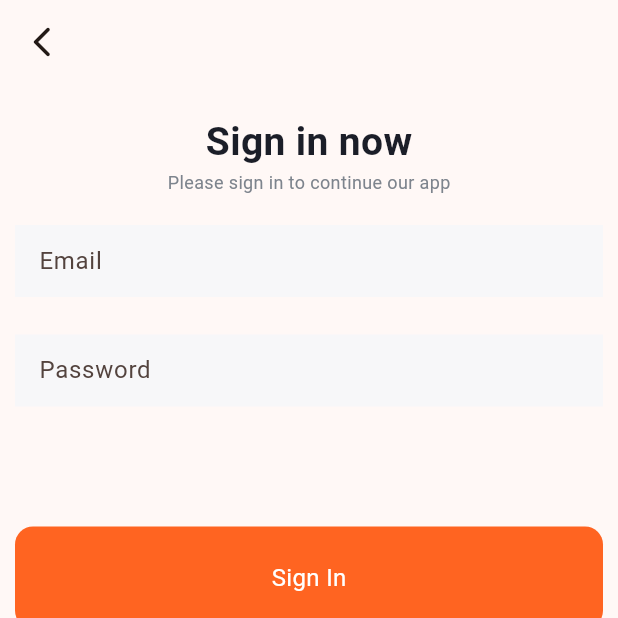
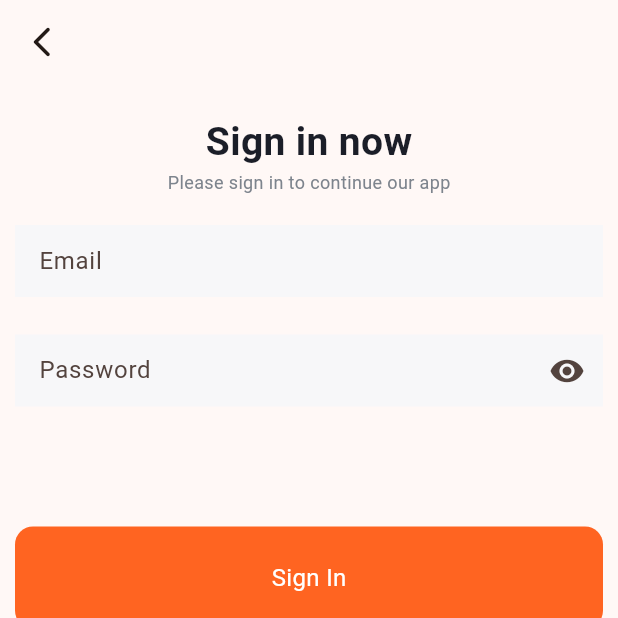
Before and after one commit to NanhNguyen/tourista_app_namanh, a Flutter app: the screen it shows after launch, after a tap on "Skip", on a phone screen of 412 x 824 dp, the top half of it. Run offline on Flutter 3.47's test engine with Material 3 defaults, Android fonts, the light colour scheme and no system bars; our stand-ins replace cached_network_image, dotted_border, firebase_auth, firebase_core, firebase_database, google_maps_flutter and 3 more; accounts and stored records are empty; network calls fail.

Commit message:
com 18/2/2025

```diff
--- a/lib/firebase/firebase_authentication.dart
+++ b/lib/firebase/firebase_authentication.dart
@@ -10,9 +10,11 @@ class FirebaseAuthenticationService {
     try {
       await firebaseAuthentication.signInWithEmailAndPassword(
           email: email, password: password);
+      return true;
     } catch (e) {
       ScaffoldMessenger.of(context).showSnackBar(SnackBar(
           content: Text('Invalid User or Password. Please try again... $e')));
+      return false;
     }
   }
 
--- /dev/null
+++ b/lib/riverpod/sign_in_notifier.dart
@@ -0,0 +1,14 @@
+import 'package:hooks_riverpod/hooks_riverpod.dart';
+import 'package:tourista_app/riverpod/sign_in_state.dart';
+
+class SignInNotifier extends StateNotifier<SignInState> {
+  SignInNotifier() : super(const SignInState());
+  void togglePassword() {
+    state = state.copyWith(showPassword: !state.showPassword);
+  }
+}
+
+final signInStateNotifierProvider =
+    StateNotifierProvider<SignInNotifier, SignInState>((ref) {
+  return SignInNotifier();
+});
--- a/lib/screens/intro_children_screens/page1.dart
+++ b/lib/screens/intro_children_screens/page1.dart
@@ -1,5 +1,6 @@
 import 'dart:ui';
 
+import 'package:cached_network_image/cached_network_image.dart';
 import 'package:flutter/material.dart';
 import 'package:tourista_app/screens/login_screen.dart';
 
--- a/lib/screens/login_screen.dart
+++ b/lib/screens/login_screen.dart
@@ -1,16 +1,18 @@
 import 'package:flutter/material.dart';
+import 'package:hooks_riverpod/hooks_riverpod.dart';
 import 'package:tourista_app/firebase/firebase_authentication.dart';
+import 'package:tourista_app/riverpod/sign_in_notifier.dart';
 import 'package:tourista_app/screens/dashboard_screen.dart';
 import 'package:tourista_app/screens/sign_up_screen.dart';
 
-class LoginScreen extends StatefulWidget {
+class LoginScreen extends ConsumerStatefulWidget {
   const LoginScreen({super.key});
 
   @override
-  State<LoginScreen> createState() => _LoginScreenState();
+  ConsumerState<LoginScreen> createState() => _LoginScreenState();
 }
 
-class _LoginScreenState extends State<LoginScreen> {
+class _LoginScreenState extends ConsumerState<LoginScreen> {
   TextEditingController emailEditController = TextEditingController();
   TextEditingController passWordEditController = TextEditingController();
   @override
@@ -56,8 +58,13 @@ class _LoginScreenState extends State<LoginScreen> {
                     fillColor: Color(0xffF7F7F9)),
               ),
               const SizedBox(height: 25),
+              Stack(
+                alignment: Alignment.centerRight,
+                children: [
                   TextField(
-                obscureText: true,
+                    obscureText: ref.watch(signInStateNotifierProvider.select(
+                      (value) => value.showPassword,
+                    )),
                     controller: passWordEditController,
                     decoration: const InputDecoration(
                         border: InputBorder.none,
@@ -65,31 +72,39 @@ class _LoginScreenState extends State<LoginScreen> {
                         filled: true,
                         fillColor: Color(0xffF7F7F9)),
                   ),
+                  IconButton(
+                      onPressed: () {
+                        ref
+                            .read(signInStateNotifierProvider.notifier)
+                            .togglePassword();
+                      },
+                      icon: Icon(ref.watch(signInStateNotifierProvider.select(
+                        (value) => value.showPassword,
+                      ))
+                          ? Icons.visibility
+                          : Icons.visibility_off))
+                ],
+              ),
               const SizedBox(
                 height: 80,
               ),
               GestureDetector(
-                onTap: () async {
-                  // bool success = await FirebaseAuthenticationService.signIn(
-                  //     emailEditController.text,
-                  //     passWordEditController.text,
-                  //     context);
-                  // if (success) {
-                  //   Navigator.pushReplacement(
-                  //       context,
-                  //       MaterialPageRoute(
-                  //         builder: (context) => const DashboardScreen(),
-                  //       ));
-                  // }
-                  await FirebaseAuthenticationService.signIn(
+                onTap: () {
+                  Future.microtask(() async {
+                    bool success = await FirebaseAuthenticationService.signIn(
                         emailEditController.text,
                         passWordEditController.text,
                         context);
+                    if (success) {
+                      if (context.mounted) {
                         Navigator.pushReplacement(
                             context,
                             MaterialPageRoute(
                               builder: (context) => const DashboardScreen(),
                             ));
+                      }
+                    }
+                  });
                 },
                 child: Container(
                   height: 68,
```
Also changed, not shown: lib/riverpod/sign_in_state.dart (added, +10 -0 lines), lib/riverpod/sign_up_notifier.dart (added, +14 -0 lines), lib/riverpod/sign_up_state.dart (added, +10 -0 lines), lib/screens/map_screen.dart (+7 -2 lines), lib/screens/sign_up_screen.dart (+25 -5 lines). Lines whose indentation alone changed are shown as unchanged.
